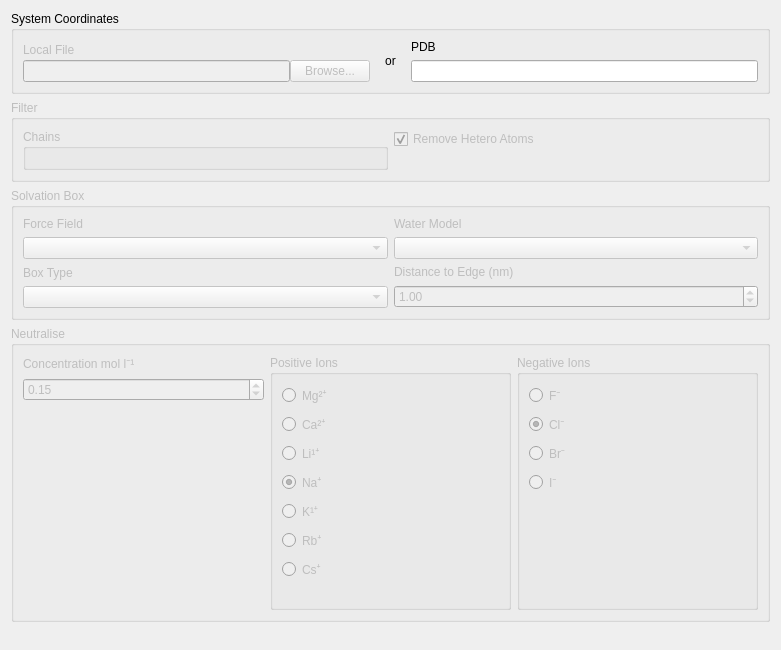
First picture: the form in ui/systemsetupform.ui, repository breuerss/gromacs-ui, before the edit.
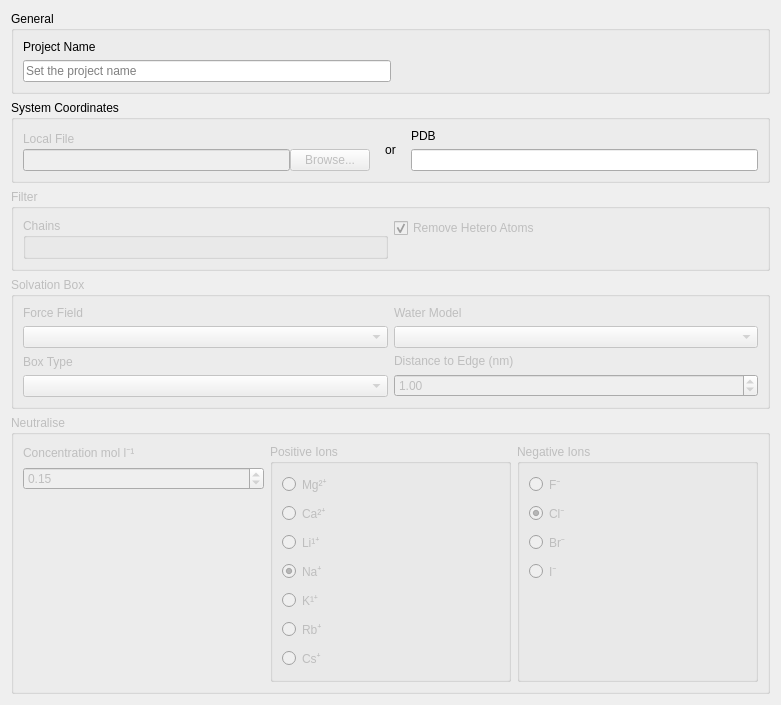
Second picture: the form after the edit.

Commit message: feature: make project name configurable

The edit to the form file:
```diff
--- a/ui/systemsetupform.ui
+++ b/ui/systemsetupform.ui
@@ -10,13 +10,53 @@
     <x>0</x>
     <y>0</y>
     <width>781</width>
-    <height>650</height>
+    <height>683</height>
    </rect>
   </property>
   <property name="windowTitle">
    <string>Form</string>
   </property>
   <layout class="QVBoxLayout" name="verticalLayout_15">
+   <item>
+    <widget class="QGroupBox" name="generalGroup">
+     <property name="title">
+      <string>General</string>
+     </property>
+     <layout class="QHBoxLayout" name="horizontalLayout_7">
+      <item>
+       <layout class="QVBoxLayout" name="verticalLayout_16">
+        <item>
+         <widget class="QLabel" name="projectNameLabel">
+          <property name="text">
+           <string>Project Name</string>
+          </property>
+         </widget>
+        </item>
+        <item>
+         <widget class="QLineEdit" name="projectName">
+          <property name="placeholderText">
+           <string>Set the project name</string>
+          </property>
+         </widget>
+        </item>
+       </layout>
+      </item>
+      <item>
+       <spacer name="horizontalSpacer">
+        <property name="orientation">
+         <enum>Qt::Horizontal</enum>
+        </property>
+        <property name="sizeHint" stdset="0">
+         <size>
+          <width>363</width>
+          <height>20</height>
+         </size>
+        </property>
+       </spacer>
+      </item>
+     </layout>
+    </widget>
+   </item>
    <item>
     <widget class="QGroupBox" name="systemCoordinatesGroup">
      <property name="title">
```
The commit also changes 3 other files.
